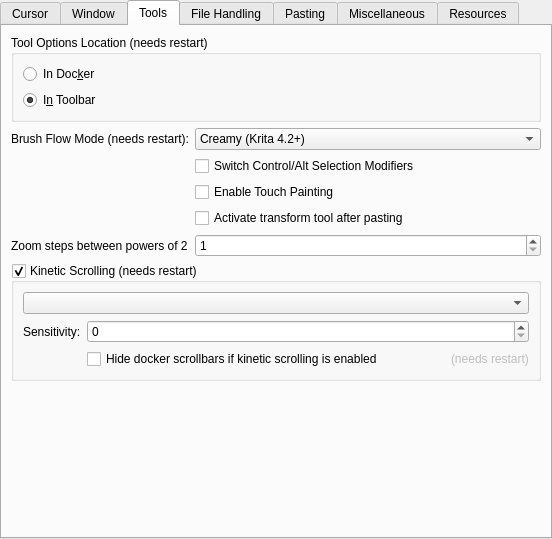
This is libs/ui/forms/wdggeneralsettings.ui in KDE/krita as Qt 5 draws it before an edit. The edited form follows.
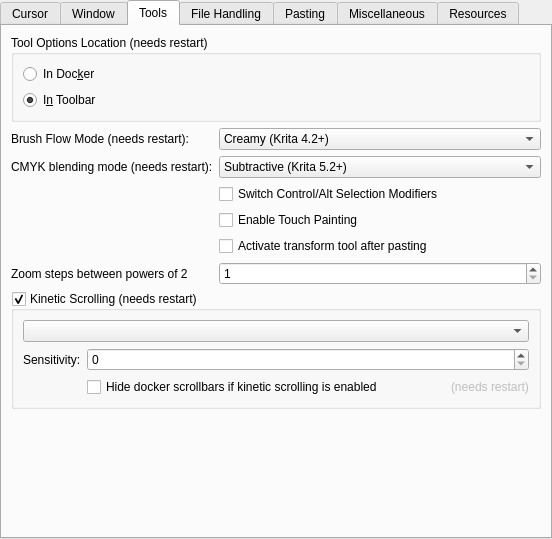
This is the edited form. The open tabs and pages were chosen to show the change. Custom widgets are drawn as their Qt base class.

Commit message: Implement a proper version of the CMYK modes fix

```diff
--- a/libs/ui/forms/wdggeneralsettings.ui
+++ b/libs/ui/forms/wdggeneralsettings.ui
@@ -697,35 +697,35 @@
          </item>
         </widget>
        </item>
-       <item row="2" column="1">
+       <item row="3" column="1">
         <widget class="QCheckBox" name="m_chkSwitchSelectionCtrlAlt">
          <property name="text">
           <string>Switch Control/Alt Selection Modifiers</string>
          </property>
         </widget>
        </item>
-       <item row="3" column="1">
+       <item row="4" column="1">
         <widget class="QCheckBox" name="chkEnableTouch">
          <property name="text">
           <string>Enable Touch Painting</string>
          </property>
         </widget>
        </item>
-       <item row="4" column="1">
+       <item row="5" column="1">
         <widget class="QCheckBox" name="chkEnableTranformToolAfterPaste">
          <property name="text">
           <string>Activate transform tool after pasting</string>
          </property>
         </widget>
        </item>
-       <item row="5" column="0">
+       <item row="6" column="0">
         <widget class="QLabel" name="lblZoomSteps">
          <property name="text">
           <string>Zoom steps between powers of 2</string>
          </property>
         </widget>
        </item>
-       <item row="5" column="1">
+       <item row="6" column="1">
         <widget class="QSpinBox" name="spnZoomSteps">
          <property name="minimum">
           <number>1</number>
@@ -735,7 +735,7 @@
          </property>
         </widget>
        </item>
-       <item row="6" column="0" colspan="2">
+       <item row="7" column="0" colspan="2">
         <widget class="QGroupBox" name="m_groupBoxKineticScrollingSettings">
          <property name="title">
           <string>Kinetic Scrolling (needs restart)</string>
@@ -814,7 +814,7 @@
          </layout>
         </widget>
        </item>
-       <item row="7" column="0" colspan="2">
+       <item row="8" column="0" colspan="2">
         <spacer name="verticalSpacer_2">
          <property name="orientation">
           <enum>Qt::Vertical</enum>
@@ -827,6 +827,27 @@
          </property>
         </spacer>
        </item>
+       <item row="2" column="1">
+        <widget class="QComboBox" name="cmbCmykBlendingMode">
+         <item>
+          <property name="text">
+           <string>Subtractive (Krita 5.2+)</string>
+          </property>
+         </item>
+         <item>
+          <property name="text">
+           <string>Additive (Krita 5.1 and earlier versions)</string>
+          </property>
+         </item>
+        </widget>
+       </item>
+       <item row="2" column="0">
+        <widget class="QLabel" name="lblCmykBlendingMode">
+         <property name="text">
+          <string>CMYK blending mode (needs restart):</string>
+         </property>
+        </widget>
+       </item>
       </layout>
      </widget>
      <widget class="QWidget" name="tab_2">
```
Left out of the diff: 2 changed lines with no effect on the pictures. The commit also changes 16 other files.
